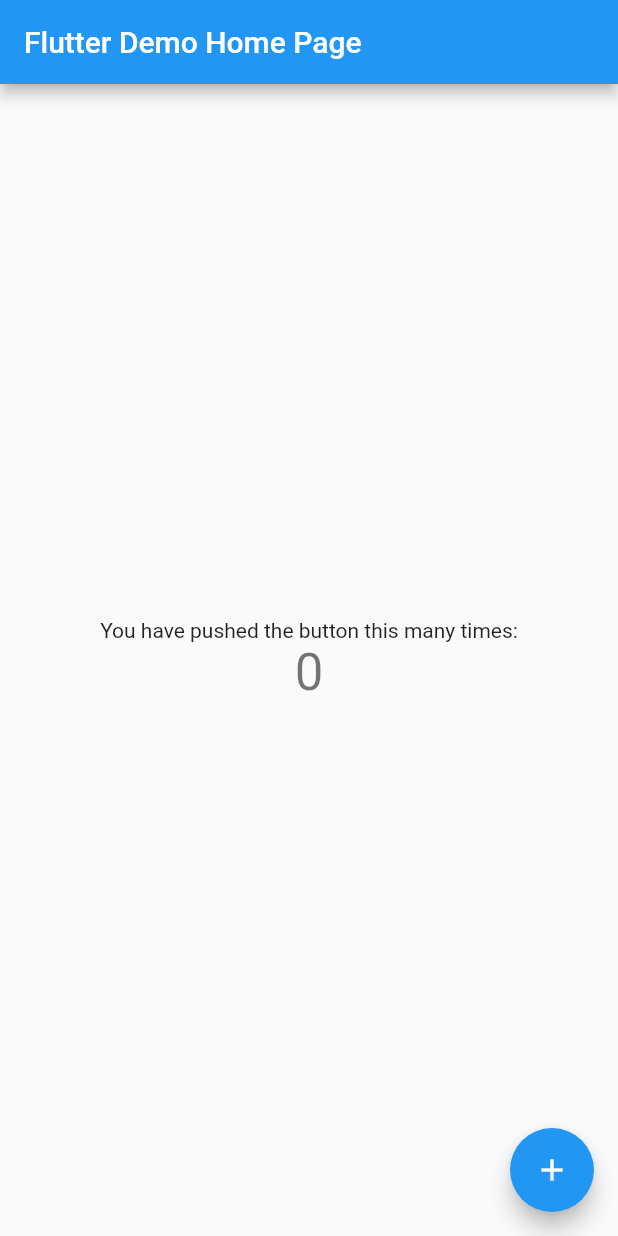
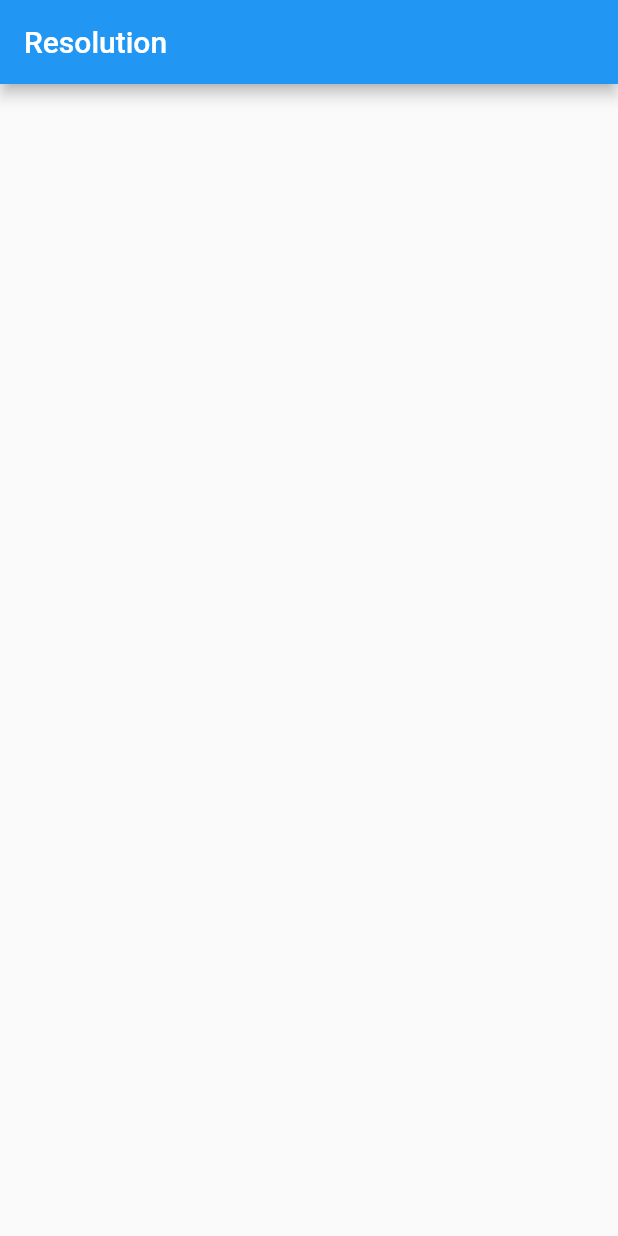
Before and after one commit to rinkee/resolution_flutter, a Flutter app: the screen it shows after launch, on a phone screen of 412 x 824 dp. Run offline on Flutter 3.47's test engine with Material 2 defaults, Android fonts, the phone set to English and light mode, and no system bars.

Commit message:
add appbar2

```diff
--- a/lib/main.dart
+++ b/lib/main.dart
@@ -5,113 +5,22 @@ void main() {
 }
 
 class MyApp extends StatelessWidget {
-  // This widget is the root of your application.
   @override
   Widget build(BuildContext context) {
     return MaterialApp(
-      title: 'Flutter Demo',
-      theme: ThemeData(
-        // This is the theme of your application.
-        //
-        // Try running your application with "flutter run". You'll see the
-        // application has a blue toolbar. Then, without quitting the app, try
-        // changing the primarySwatch below to Colors.green and then invoke
-        // "hot reload" (press "r" in the console where you ran "flutter run",
-        // or simply save your changes to "hot reload" in a Flutter IDE).
-        // Notice that the counter didn't reset back to zero; the application
-        // is not restarted.
-        primarySwatch: Colors.blue,
-        // This makes the visual density adapt to the platform that you run
-        // the app on. For desktop platforms, the controls will be smaller and
-        // closer together (more dense) than on mobile platforms.
-        visualDensity: VisualDensity.adaptivePlatformDensity,
-      ),
-      home: MyHomePage(title: 'Flutter Demo Home Page'),
+      title: 'Resolution',
+      home: Index(),
     );
   }
 }
 
-class MyHomePage extends StatefulWidget {
-  MyHomePage({Key key, this.title}) : super(key: key);
-
-  // This widget is the home page of your application. It is stateful, meaning
-  // that it has a State object (defined below) that contains fields that affect
-  // how it looks.
-
-  // This class is the configuration for the state. It holds the values (in this
-  // case the title) provided by the parent (in this case the App widget) and
-  // used by the build method of the State. Fields in a Widget subclass are
-  // always marked "final".
-
-  final String title;
-
-  @override
-  _MyHomePageState createState() => _MyHomePageState();
-}
-
-class _MyHomePageState extends State<MyHomePage> {
-  int _counter = 0;
-
-  void _incrementCounter() {
-    setState(() {
-      // This call to setState tells the Flutter framework that something has
-      // changed in this State, which causes it to rerun the build method below
-      // so that the display can reflect the updated values. If we changed
-      // _counter without calling setState(), then the build method would not be
-      // called again, and so nothing would appear to happen.
-      _counter++;
-    });
-  }
-
+class Index extends StatelessWidget {
   @override
   Widget build(BuildContext context) {
-    // This method is rerun every time setState is called, for instance as done
-    // by the _incrementCounter method above.
-    //
-    // The Flutter framework has been optimized to make rerunning build methods
-    // fast, so that you can just rebuild anything that needs updating rather
-    // than having to individually change instances of widgets.
     return Scaffold(
       appBar: AppBar(
-        // Here we take the value from the MyHomePage object that was created by
-        // the App.build method, and use it to set our appbar title.
-        title: Text(widget.title),
+        title: Text('Resolution'),
       ),
-      body: Center(
-        // Center is a layout widget. It takes a single child and positions it
-        // in the middle of the parent.
-        child: Column(
-          // Column is also a layout widget. It takes a list of children and
-          // arranges them vertically. By default, it sizes itself to fit its
-          // children horizontally, and tries to be as tall as its parent.
-          //
-          // Invoke "debug painting" (press "p" in the console, choose the
-          // "Toggle Debug Paint" action from the Flutter Inspector in Android
-          // Studio, or the "Toggle Debug Paint" command in Visual Studio Code)
-          // to see the wireframe for each widget.
-          //
-          // Column has various properties to control how it sizes itself and
-          // how it positions its children. Here we use mainAxisAlignment to
-          // center the children vertically; the main axis here is the vertical
-          // axis because Columns are vertical (the cross axis would be
-          // horizontal).
-          mainAxisAlignment: MainAxisAlignment.center,
-          children: <Widget>[
-            Text(
-              'You have pushed the button this many times:',
-            ),
-            Text(
-              '$_counter',
-              style: Theme.of(context).textTheme.headline4,
-            ),
-          ],
-        ),
-      ),
-      floatingActionButton: FloatingActionButton(
-        onPressed: _incrementCounter,
-        tooltip: 'Increment',
-        child: Icon(Icons.add),
-      ), // This trailing comma makes auto-formatting nicer for build methods.
     );
   }
 }
```
